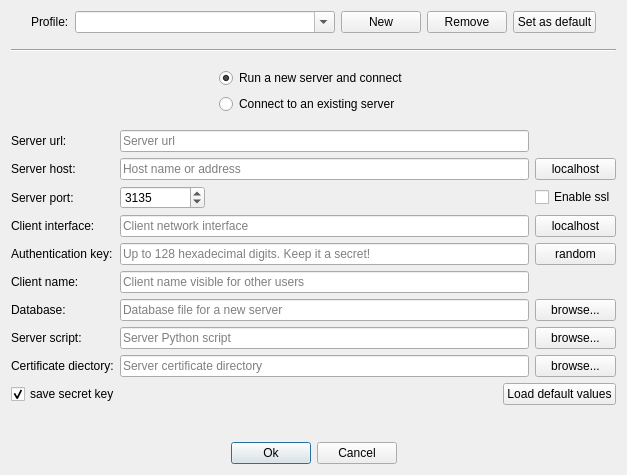
The window that src/ui/connectiondialog.ui (codilime/veles) describes before a commit, drawn with Qt 5.
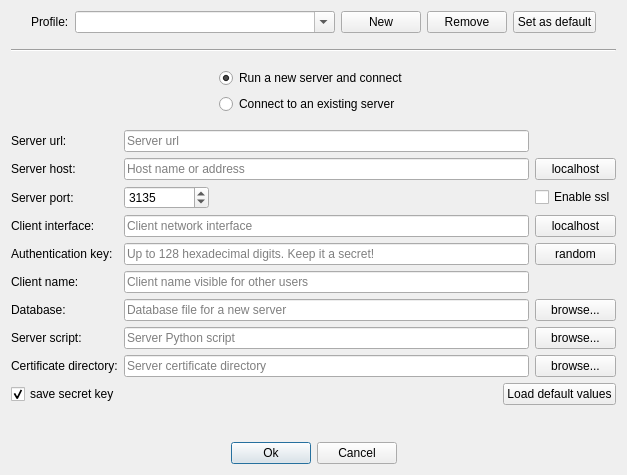
The same window after the commit.

The edit to the form file:
```diff
--- a/src/ui/connectiondialog.ui
+++ b/src/ui/connectiondialog.ui
@@ -203,7 +203,7 @@
      <item row="8" column="0">
       <widget class="QLabel" name="certificate_dir_label">
        <property name="text">
-        <string>Certificate diectory:</string>
+        <string>Certificate directory:</string>
        </property>
       </widget>
      </item>
```
